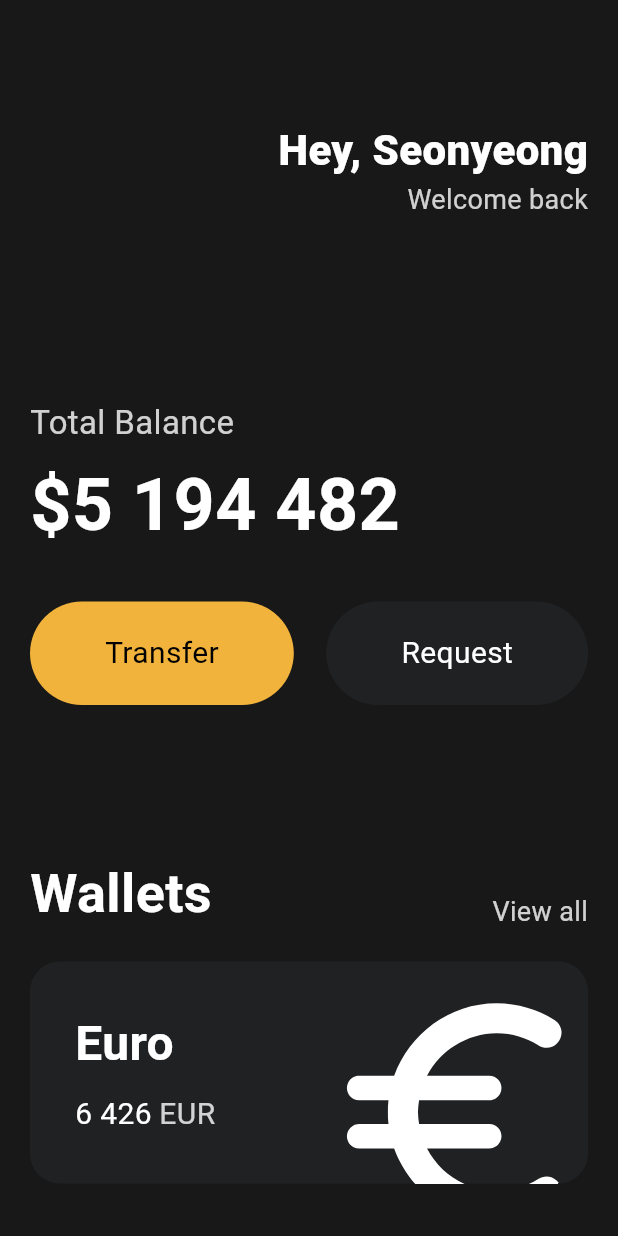
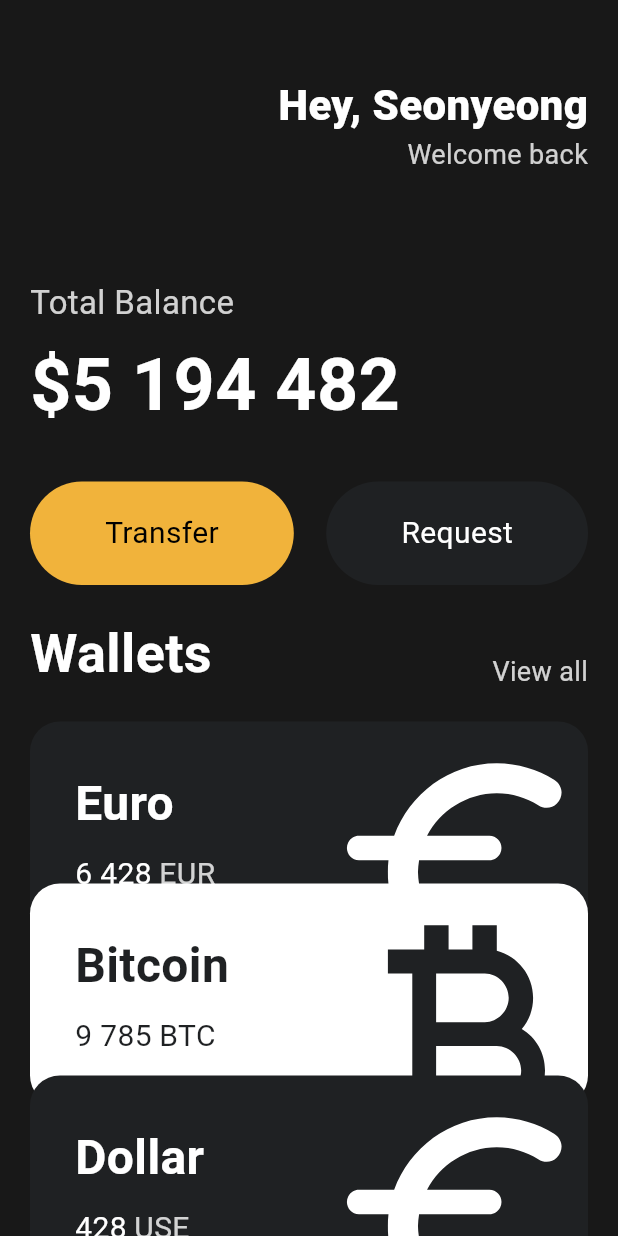
Before and after one commit to moonseonyeong/nomad-flutter, a Flutter app: the screen it shows after launch, on a phone screen of 412 x 824 dp. Run offline on Flutter 3.47's test engine with Material 3 defaults, Android fonts, the phone set to English and light mode, and no system bars.

Commit message:
card widget 분리

```diff
--- a/lib/main.dart
+++ b/lib/main.dart
@@ -1,5 +1,6 @@
 import 'package:flutter/material.dart';
 import 'package:toonflix/widgets/Button.dart';
+import 'package:toonflix/widgets/currency_card.dart';
 
 void main() {
   runApp(const App());
@@ -21,7 +22,7 @@ class App extends StatelessWidget {
             crossAxisAlignment: CrossAxisAlignment.start,
             children: [
               const SizedBox(
-                height: 80,
+                height: 50,
               ),
               Row(
                 mainAxisAlignment: MainAxisAlignment.end,
@@ -49,7 +50,7 @@ class App extends StatelessWidget {
                 ],
               ),
               const SizedBox(
-                height: 120,
+                height: 70,
               ),
               Text(
                 'Total Balance',
@@ -86,7 +87,7 @@ class App extends StatelessWidget {
                 ],
               ),
               const SizedBox(
-                height: 100,
+                height: 20,
               ),
               Row(
                 mainAxisAlignment: MainAxisAlignment.spaceBetween,
@@ -110,61 +111,31 @@ class App extends StatelessWidget {
               const SizedBox(
                 height: 20,
               ),
-              Container(
-                clipBehavior: Clip.hardEdge,
-                decoration: BoxDecoration(
-                  color: const Color(0xFF1F2123),
-                  borderRadius: BorderRadius.circular(20),
+              const CurrencyCard(
+                name: 'Euro',
+                code: "EUR",
+                amount: '6 428',
+                icon: Icons.euro_rounded,
+                isInverted: false,
+              ),
+              Transform.translate(
+                offset: const Offset(0, -40),
+                child: const CurrencyCard(
+                  name: 'Bitcoin',
+                  code: "BTC",
+                  amount: '9 785',
+                  icon: Icons.currency_bitcoin,
+                  isInverted: true,
                 ),
-                child: Padding(
-                  padding: const EdgeInsets.all(30),
-                  child: Row(
-                    mainAxisAlignment: MainAxisAlignment.spaceBetween,
-                    children: [
-                      Column(
-                        crossAxisAlignment: CrossAxisAlignment.start,
-                        children: [
-                          const Text('Euro',
-                              style: TextStyle(
-                                color: Colors.white,
-                                fontSize: 32,
-                                fontWeight: FontWeight.w600,
-                              )),
-                          const SizedBox(
-                            height: 10,
-                          ),
-                          Row(
-                            children: [
-                              const Text("6 426",
-                                  style: TextStyle(
-                                    color: Colors.white,
-                                    fontSize: 20,
-                                  )),
-                              const SizedBox(
-                                width: 5,
-                              ),
-                              Text("EUR",
-                                  style: TextStyle(
-                                    color: Colors.white.withOpacity(0.8),
-                                    fontSize: 20,
-                                  )),
-                            ],
-                          ),
-                        ],
-                      ),
-                      Transform.scale(
-                        scale: 2.2,
-                        child: Transform.translate(
-                          offset: const Offset(-5, 12),
-                          child: const Icon(
-                            Icons.euro_rounded,
-                            color: Colors.white,
-                            size: 88,
-                          ),
-                        ),
-                      )
-                    ],
-                  ),
+              ),
+              Transform.translate(
+                offset: const Offset(0, -60),
+                child: const CurrencyCard(
+                  name: 'Dollar',
+                  code: "USE",
+                  amount: '428',
+                  icon: Icons.euro_rounded,
+                  isInverted: false,
                 ),
               ),
             ],
--- /dev/null
+++ b/lib/widgets/currency_card.dart
@@ -0,0 +1,87 @@
+import 'package:flutter/material.dart';
+
+class CurrencyCard extends StatelessWidget {
+  final String name, code, amount;
+  final IconData icon;
+  final bool isInverted;
+
+  final _blackColor = const Color(0xFF1F2123);
+
+  const CurrencyCard({
+    super.key,
+    required this.name,
+    required this.code,
+    required this.amount,
+    required this.icon,
+    required this.isInverted,
+  });
+
+  @override
+  Widget build(BuildContext context) {
+    return Container(
+      clipBehavior: Clip.hardEdge,
+      decoration: BoxDecoration(
+        color: isInverted ? Colors.white : _blackColor,
+        borderRadius: BorderRadius.circular(20),
+      ),
+      child: Padding(
+        padding: const EdgeInsets.all(30),
+        child: Row(
+          mainAxisAlignment: MainAxisAlignment.spaceBetween,
+          children: [
+            Column(
+              crossAxisAlignment: CrossAxisAlignment.start,
+              children: [
+                Text(
+                  name,
+                  style: TextStyle(
+                    color: isInverted ? _blackColor : Colors.white,
+                    fontSize: 32,
+                    fontWeight: FontWeight.w600,
+                  ),
+                ),
+                const SizedBox(
+                  height: 10,
+                ),
+                Row(
+                  children: [
+                    Text(
+                      amount,
+                      style: TextStyle(
+                        color: isInverted ? _blackColor : Colors.white,
+                        fontSize: 20,
+                      ),
+                    ),
+                    const SizedBox(
+                      width: 5,
+                    ),
+                    Text(
+                      code,
+                      style: TextStyle(
+                        color: isInverted
+                            ? _blackColor
+                            : Colors.white.withOpacity(0.8),
+                        fontSize: 20,
+                      ),
+                    ),
+                  ],
+                ),
+              ],
+            ),
+            Transform.scale(
+              scale: 2.2,
+              child: Transform.translate(
+                offset: const Offset(-5, 12),
+                child: Icon(
+                  icon,
+                  color: isInverted ? _blackColor : Colors.white,
+                  size: 88,
+                ),
+              ),
+            )
+          ],
+        ),
+      ),
+    );
+  }
+}
```
